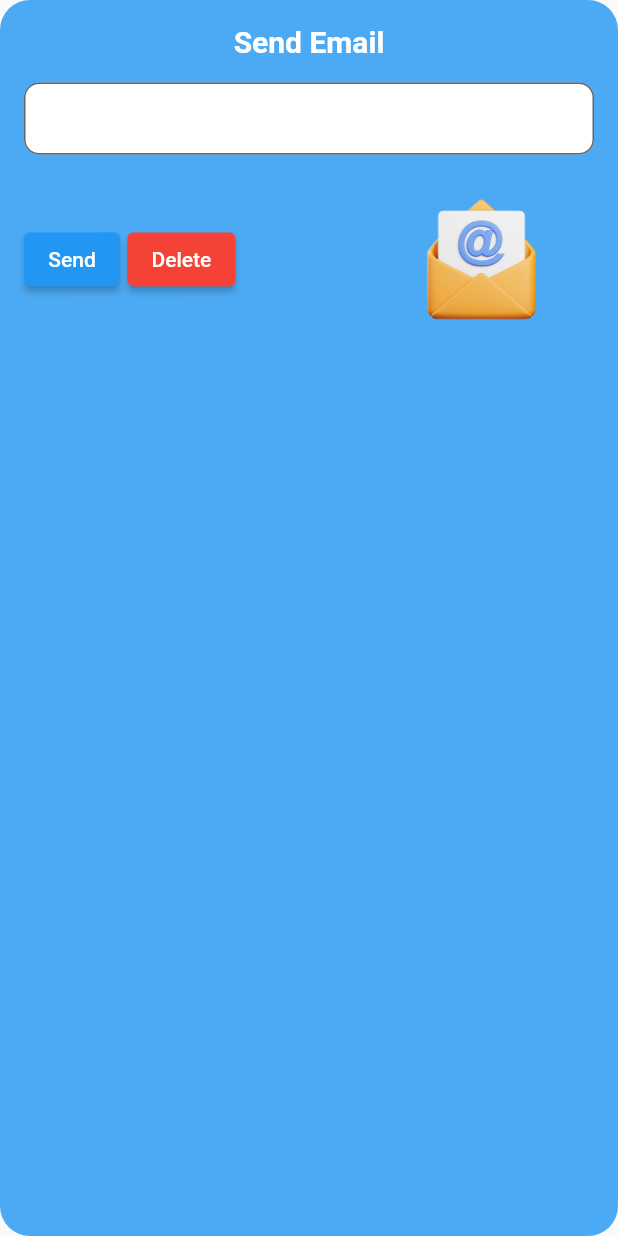
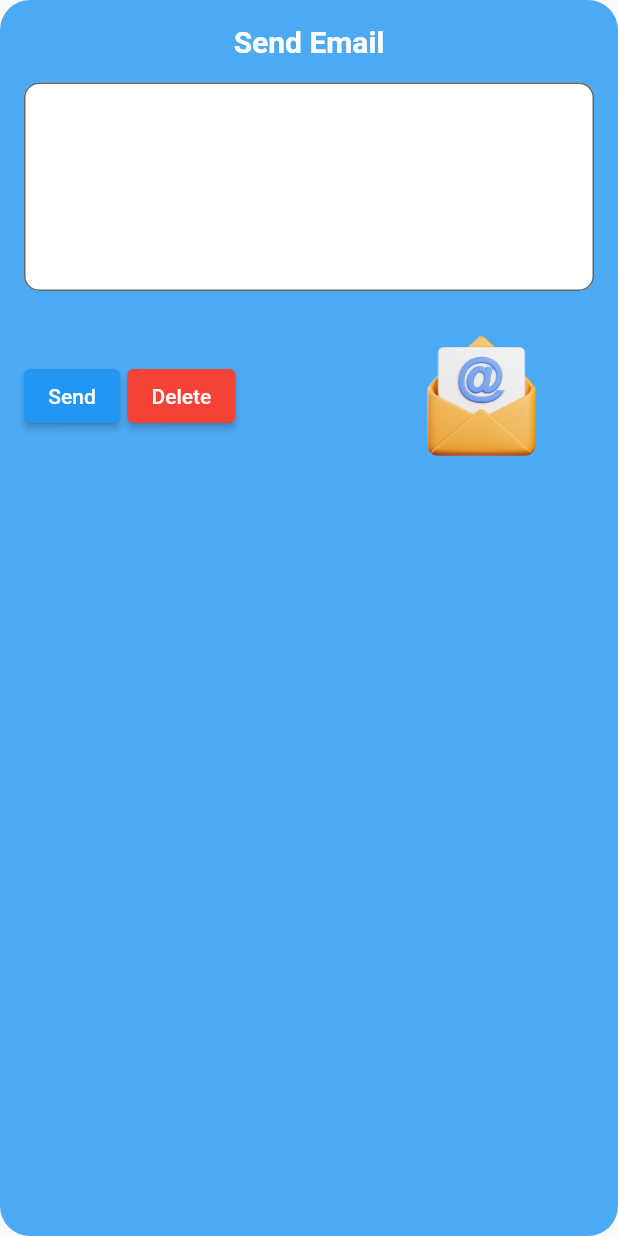
Before and after one commit to kya-nicoh/PLMAPP-authlogin, a Flutter app: the EmailWidget widget shown alone on an empty page, opened directly, on a phone screen of 412 x 824 dp. Run offline on Flutter 3.47's test engine with Material 2 defaults, Android fonts, the phone set to English and light mode, and no system bars; our stand-ins replace carousel_slider, firebase_auth, firebase_core, table_calendar, webview_flutter; accounts and stored records are empty; network calls fail.

Commit message:
change responsiveness PLM About

```diff
--- a/lib/pages/aboutplm.dart
+++ b/lib/pages/aboutplm.dart
@@ -203,7 +203,7 @@ class _EmailWidgetState extends State<EmailWidget> {
               border: OutlineInputBorder(
                 borderRadius: BorderRadius.circular(10.0),
               ),
-              contentPadding: EdgeInsets.symmetric(vertical: 10.0),
+              contentPadding: EdgeInsets.symmetric(vertical: 60.0),
             ),
           ),
           SizedBox(height: 20.0),
```
